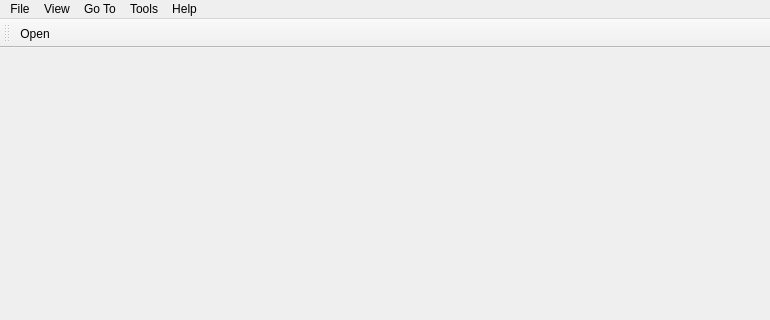
Old version of the form Pdf4QtLibGui/pdfviewermainwindow.ui in the repository studio-berry/loop; both pictures show x 0 to 770 and y 0 to 320 of the 770 by 572 pixel window.
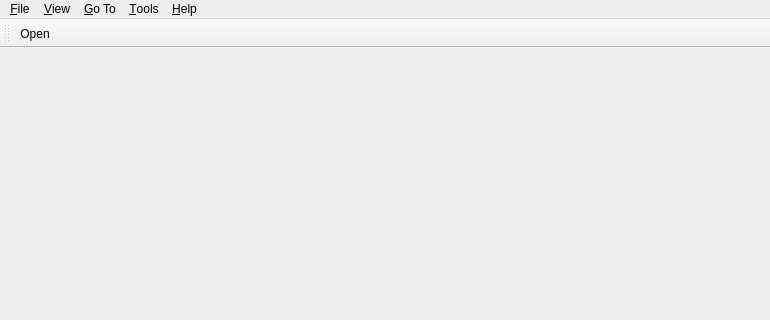
New version of the form. Icons and pictures are not drawn.

```diff
--- a/Pdf4QtLibGui/pdfviewermainwindow.ui
+++ b/Pdf4QtLibGui/pdfviewermainwindow.ui
@@ -25,7 +25,7 @@
    </property>
    <widget class="QMenu" name="menuFile">
     <property name="title">
-     <string>File</string>
+     <string>&amp;File</string>
     </property>
     <addaction name="actionOpen"/>
     <addaction name="actionClose"/>
@@ -40,7 +40,7 @@
    </widget>
    <widget class="QMenu" name="menuGoTo">
     <property name="title">
-     <string>Go To</string>
+     <string>&amp;Go To</string>
     </property>
     <widget class="QMenu" name="menuBookmarkSettings">
      <property name="title">
@@ -64,7 +64,7 @@
    </widget>
    <widget class="QMenu" name="menuView">
     <property name="title">
-     <string>View</string>
+     <string>&amp;View</string>
     </property>
     <widget class="QMenu" name="menuPage_Layout">
      <property name="title">
@@ -109,7 +109,7 @@
    </widget>
    <widget class="QMenu" name="menuTools">
     <property name="title">
-     <string>Tools</string>
+     <string>&amp;Tools</string>
     </property>
     <addaction name="separator"/>
     <addaction name="actionRendering_Errors"/>
@@ -121,7 +121,7 @@
    </widget>
    <widget class="QMenu" name="menuHelp">
     <property name="title">
-     <string>Help</string>
+     <string>&amp;Help</string>
     </property>
     <addaction name="actionGetSource"/>
     <addaction name="actionBecomeASponsor"/>
```
Left out of the diff: 181 changed lines with no effect on the pictures.
